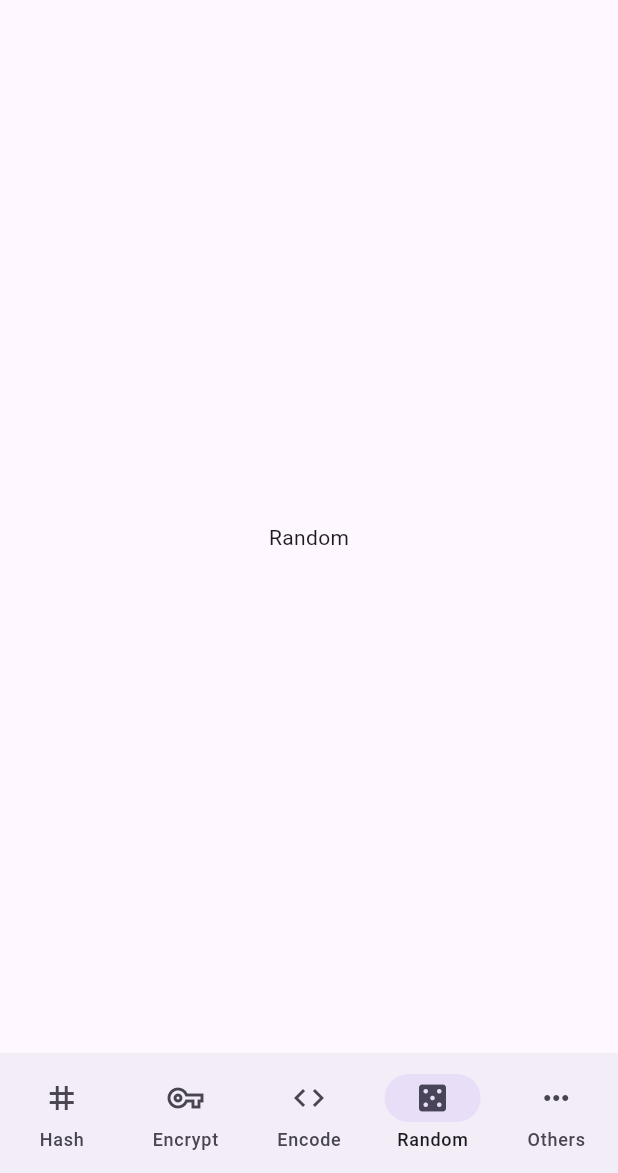
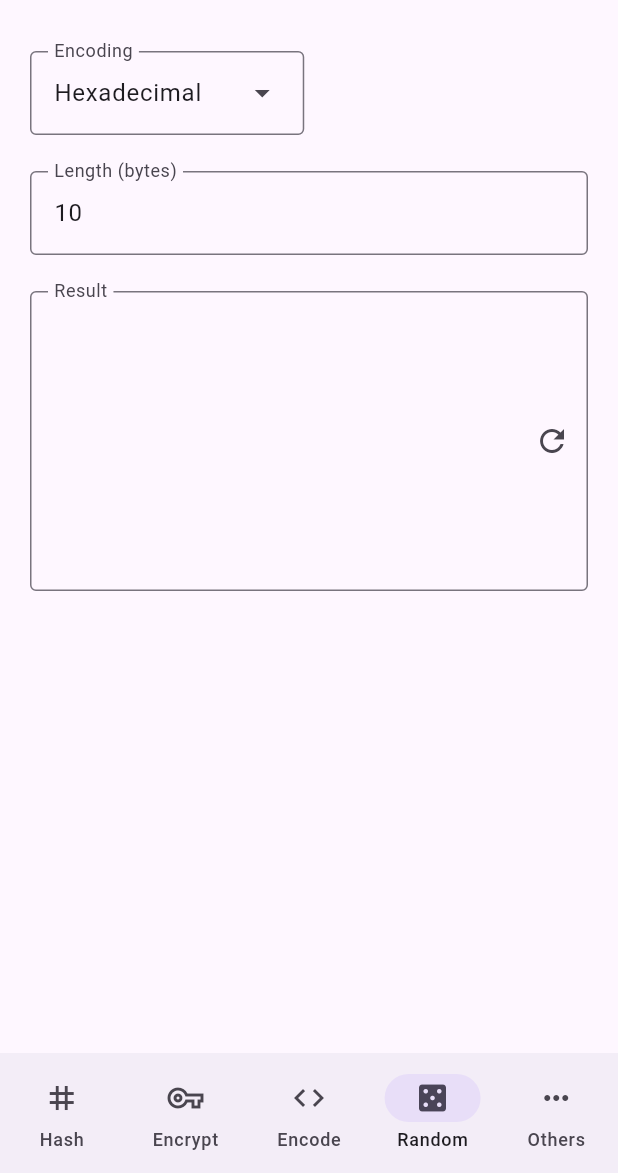
Before and after one commit to rza101/CrypTools, a Flutter app: the screen it shows after launch, item 4 of the bottom bar chosen, on a phone screen of 412 x 824 dp, the part 63-1236 px from its top. Run offline on Flutter 3.47's test engine with Material 3 defaults, Android fonts, the light colour scheme and no system bars; our stand-ins replace cross_file, file_picker, get, go_router; missing offline and left inert: bcrypt, desktop_drop, pointycastle.

Commit message:
feat: random screen done

```diff
--- a/lib/core/crypto/crypto_hash_service.dart
+++ b/lib/core/crypto/crypto_hash_service.dart
@@ -28,9 +28,9 @@ enum HashAlgorithms {
   whirlpool('Whirlpool'),
   sm3('SM3');
 
+  final String label;
+
   const HashAlgorithms(this.label);
-
-  final String label;
 }
 
 abstract class CryptoHashService {
--- a/lib/ui/navigation/main_scaffold.dart
+++ b/lib/ui/navigation/main_scaffold.dart
@@ -72,18 +72,18 @@ class _MainScaffoldState extends State<MainScaffold> {
           isWideScreen
               ? null
               : AppBar(
-                title: Text('CrypTools'),
+                title: const Text('CrypTools'),
                 actions: [
                   PopupMenuButton(
                     itemBuilder:
                         (context) => [
                           PopupMenuItem(
                             value: _ActionMenuItems.history.name,
-                            child: Text('History'),
+                            child: const Text('History'),
                           ),
                           PopupMenuItem(
                             value: _ActionMenuItems.settings.name,
-                            child: Text('Settings'),
+                            child: const Text('Settings'),
                           ),
                         ],
                     onSelected: (value) {
@@ -140,11 +140,11 @@ class _MainScaffoldState extends State<MainScaffold> {
                     padding: EdgeInsets.fromLTRB(28, 16, 28, 10),
                     child: Divider(),
                   ),
-                  NavigationDrawerDestination(
+                  const NavigationDrawerDestination(
                     icon: Icon(Icons.history),
                     label: Text('History'),
                   ),
-                  NavigationDrawerDestination(
+                  const NavigationDrawerDestination(
                     icon: Icon(Icons.settings),
                     label: Text('Settings'),
                   ),
@@ -166,7 +166,7 @@ class _MainScaffoldState extends State<MainScaffold> {
                       onPressed: () {
                         _scaffoldKey.currentState?.openDrawer();
                       },
-                      icon: Icon(Icons.menu),
+                      icon: const Icon(Icons.menu),
                     ),
                     destinations:
                         _destinations
@@ -179,7 +179,7 @@ class _MainScaffoldState extends State<MainScaffold> {
                             )
                             .toList(),
                   ),
-                  VerticalDivider(width: 1),
+                  const VerticalDivider(width: 1),
                   Expanded(child: widget.child),
                 ],
               )
--- a/lib/ui/navigation/routes.dart
+++ b/lib/ui/navigation/routes.dart
@@ -8,6 +8,7 @@ import 'package:cryptools/ui/screens/history/history_screen.dart';
 import 'package:cryptools/ui/screens/key_derivation/key_derivation_screen.dart';
 import 'package:cryptools/ui/screens/keygen/keygen_screen.dart';
 import 'package:cryptools/ui/screens/others/others_screen.dart';
+import 'package:cryptools/ui/screens/random/random_binding.dart';
 import 'package:cryptools/ui/screens/random/random_screen.dart';
 import 'package:cryptools/ui/screens/settings/settings_screen.dart';
 import 'package:flutter/material.dart';
@@ -49,8 +50,17 @@ final List<GoRoute> bottomNavRoutes = [
       return EncodeScreen();
     },
   ),
-  GoRoute(path: RoutePaths.random, builder: (ctx, state) => RandomScreen()),
-  GoRoute(path: RoutePaths.others, builder: (ctx, state) => OthersScreen()),
+  GoRoute(
+    path: RoutePaths.random,
+    builder: (ctx, state) {
+      RandomBinding().dependencies();
+      return RandomScreen();
+    },
+  ),
+  GoRoute(
+    path: RoutePaths.others,
+    builder: (ctx, state) => const OthersScreen(),
+  ),
 ];
 
 final bottomNavRoutesPath = bottomNavRoutes.map((route) => route.path).toList();
@@ -69,7 +79,7 @@ final GoRouter router = GoRouter(
       path: RoutePaths.keygen,
       builder:
           (ctx, state) => Scaffold(
-            appBar: AppBar(title: Text('Key Generation')),
+            appBar: AppBar(title: const Text('Key Generation')),
             body: KeygenScreen(),
           ),
     ),
@@ -77,7 +87,7 @@ final GoRouter router = GoRouter(
       path: RoutePaths.keyDerivation,
       builder:
           (ctx, state) => Scaffold(
-            appBar: AppBar(title: Text('Key Derivation')),
+            appBar: AppBar(title: const Text('Key Derivation')),
             body: KeyDerivationScreen(),
           ),
     ),
@@ -85,7 +95,7 @@ final GoRouter router = GoRouter(
       path: RoutePaths.history,
       builder:
           (ctx, state) => Scaffold(
-            appBar: AppBar(title: Text('History')),
+            appBar: AppBar(title: const Text('History')),
             body: HistoryScreen(),
           ),
     ),
@@ -93,7 +103,7 @@ final GoRouter router = GoRouter(
       path: RoutePaths.settings,
       builder:
           (ctx, state) => Scaffold(
-            appBar: AppBar(title: Text('Settings')),
+            appBar: AppBar(title: const Text('Settings')),
             body: SettingsScreen(),
           ),
     ),
--- a/lib/ui/screens/encrypt/encrypt_screen.dart
+++ b/lib/ui/screens/encrypt/encrypt_screen.dart
@@ -16,7 +16,7 @@ class EncryptScreen extends StatelessWidget {
           crossAxisAlignment: CrossAxisAlignment.start,
           spacing: 24,
           children: [
-            Text('Algorithm: AES-GCM'),
+            const Text('Algorithm: AES-GCM'),
             TextField(
               controller: _controller.keyInputController,
               decoration: InputDecoration(
@@ -66,11 +66,11 @@ class EncryptScreen extends StatelessWidget {
               children: [
                 FilledButton(
                   onPressed: _controller.aesEncrypt,
-                  child: Text('Encrypt'),
+                  child: const Text('Encrypt'),
                 ),
                 FilledButton(
                   onPressed: _controller.aesDecrypt,
-                  child: Text('Decrypt'),
+                  child: const Text('Decrypt'),
                 ),
               ],
             ),
--- a/lib/ui/screens/random/random_controller.dart
+++ b/lib/ui/screens/random/random_controller.dart
@@ -1,9 +1,61 @@
+import 'package:cryptools/core/crypto/crypto_encode_service.dart';
 import 'package:cryptools/core/crypto/crypto_random_service.dart';
+import 'package:flutter/cupertino.dart';
+import 'package:flutter/foundation.dart';
 import 'package:get/get.dart';
 
 class RandomController extends GetxController {
+  final CryptoEncodeService _encodeService;
   final CryptoRandomService _randomService;
 
-  RandomController({required CryptoRandomService randomService})
-    : _randomService = randomService;
+  final byteLengthTextController = TextEditingController();
+  final outputTextController = TextEditingController();
+
+  final _encodingType = EncodingTypes.ascii.obs;
+
+  var _randomBytes = Uint8List(0);
+
+  RandomController({
+    required CryptoEncodeService encodeService,
+    required CryptoRandomService randomService,
+  }) : _encodeService = encodeService,
+       _randomService = randomService;
+
+  @override
+  void onInit() {
+    super.onInit();
+    byteLengthTextController.text = '10';
+  }
+
+  void formatRandomValue() {
+    try {
+      outputTextController.text = switch (_encodingType.value) {
+        EncodingTypes.ascii || EncodingTypes.utf8 => _encodeService
+            .convertToEncoding(EncodingTypes.hex, _randomBytes),
+
+        _ => _encodeService.convertToEncoding(
+          _encodingType.value,
+          _randomBytes,
+        ),
+      };
+    } catch (e) {
+      outputTextController.text = 'Failed to format random value';
+    }
+  }
+
+  void generateRandomValue() {
+    try {
+      _randomBytes = _randomService.generateRandomBytes(
+        int.tryParse(byteLengthTextController.text) ?? 0,
+      );
+      formatRandomValue();
+    } catch (e) {
+      outputTextController.text = 'Failed to generate random value';
+    }
+  }
+
+  void setEncodingType(EncodingTypes encoding) {
+    _encodingType.value = encoding;
+    formatRandomValue();
+  }
 }
--- a/lib/ui/screens/random/random_screen.dart
+++ b/lib/ui/screens/random/random_screen.dart
@@ -1,10 +1,80 @@
+import 'package:cryptools/core/crypto/crypto_encode_service.dart';
+import 'package:cryptools/ui/screens/random/random_controller.dart';
+import 'package:cryptools/ui/widgets/encoding_type_selector.dart';
 import 'package:flutter/material.dart';
+import 'package:flutter/services.dart';
+import 'package:get/get.dart';
 
 class RandomScreen extends StatelessWidget {
-  const RandomScreen({super.key});
+  final RandomController _controller = Get.find();
+
+  RandomScreen({super.key});
 
   @override
   Widget build(BuildContext context) {
-    return const Center(child: Text('Random'));
+    final isWideScreen = MediaQuery.of(context).size.width >= 600;
+
+    return SingleChildScrollView(
+      child: Padding(
+        padding: const EdgeInsets.all(20),
+        child: Column(
+          crossAxisAlignment: CrossAxisAlignment.start,
+          spacing: 24,
+          children: [
+            EncodingTypeSelector(
+              initialSelection: EncodingTypes.hex,
+              entries: const [
+                // ascii and utf8 encoding output (for printable characters)
+                // requires more processing to ensure uniform distribution
+                // for example: rejection sampling
+                EncodingTypes.base64,
+                EncodingTypes.base64Url,
+                EncodingTypes.hex,
+              ],
+              onSelectedTypeChanged: _controller.setEncodingType,
+            ),
+            TextField(
+              controller: _controller.byteLengthTextController,
+              decoration: const InputDecoration(
+                border: OutlineInputBorder(),
+                labelText: 'Length (bytes)',
+                floatingLabelBehavior: FloatingLabelBehavior.always,
+              ),
+              inputFormatters: [FilteringTextInputFormatter.digitsOnly],
+              keyboardType: TextInputType.number,
+              maxLines: 1,
+            ),
+            SizedBox(
+              height: 200,
+              child: TextField(
+                controller: _controller.outputTextController,
+                decoration: InputDecoration(
+                  border: const OutlineInputBorder(),
+                  labelText: 'Result',
+                  floatingLabelBehavior: FloatingLabelBehavior.always,
+                  suffixIcon:
+                      isWideScreen
+                          ? null
+                          : IconButton(
+                            onPressed: _controller.generateRandomValue,
+                            icon: Icon(Icons.refresh),
+                          ),
+                ),
+                expands: true,
+                minLines: null,
+                maxLines: null,
+                readOnly: true,
+                textAlignVertical: TextAlignVertical.top,
+              ),
+            ),
+            if (isWideScreen)
+              FilledButton(
+                onPressed: _controller.generateRandomValue,
+                child: const Text('Generate Random Value'),
+              ),
+          ],
+        ),
+      ),
+    );
   }
 }
--- a/lib/ui/widgets/encoding_type_selector.dart
+++ b/lib/ui/widgets/encoding_type_selector.dart
@@ -2,24 +2,31 @@ import 'package:cryptools/core/crypto/crypto_encode_service.dart';
 import 'package:flutter/material.dart';
 
 class EncodingTypeSelector extends StatelessWidget {
+  final List<EncodingTypes> _entries;
+  final EncodingTypes _initialSelection;
   final ValueChanged<EncodingTypes> _onSelectedTypeChanged;
 
   const EncodingTypeSelector({
     super.key,
     required void Function(EncodingTypes) onSelectedTypeChanged,
-  }) : _onSelectedTypeChanged = onSelectedTypeChanged;
+    required EncodingTypes initialSelection,
+    List<EncodingTypes> entries = EncodingTypes.values,
+  }) : _entries = entries,
+       _initialSelection = initialSelection,
+       _onSelectedTypeChanged = onSelectedTypeChanged;
 
   @override
   Widget build(BuildContext context) {
     return DropdownMenu<EncodingTypes>(
-      initialSelection: EncodingTypes.utf8,
+      initialSelection: _initialSelection,
+      label: const Text('Encoding'),
       onSelected: (value) {
         if (value != null) {
           _onSelectedTypeChanged(value);
         }
       },
       dropdownMenuEntries:
-          EncodingTypes.values
+          _entries
               .map(
                 (encoding) =>
                     DropdownMenuEntry(value: encoding, label: encoding.label),
--- a/lib/ui/widgets/file_input_container.dart
+++ b/lib/ui/widgets/file_input_container.dart
@@ -95,7 +95,7 @@ class _FileInputContainerState extends State<FileInputContainer> {
                         style: FilledButton.styleFrom(
                           backgroundColor: Theme.of(context).colorScheme.error,
                         ),
-                        child: Text('Clear File'),
+                        child: const Text('Clear File'),
                       ),
                     ],
                   )
@@ -103,7 +103,7 @@ class _FileInputContainerState extends State<FileInputContainer> {
                     mainAxisAlignment: MainAxisAlignment.center,
                     spacing: 8,
                     children: [
-                      Icon(Icons.file_open, size: 64),
+                      const Icon(Icons.file_open, size: 64),
                       Text(
                         dragging
                             ? 'Release file to process'
```
Also changed, not shown: lib/ui/screens/encode/encode_controller.dart (+8 -0 lines), lib/ui/screens/encode/encode_screen.dart (+5 -4 lines), lib/ui/screens/hash/hash_screen.dart (+10 -21 lines), lib/ui/screens/random/random_binding.dart (+6 -1 lines), lib/ui/widgets/hash_type_selector.dart (+9 -8 lines).
